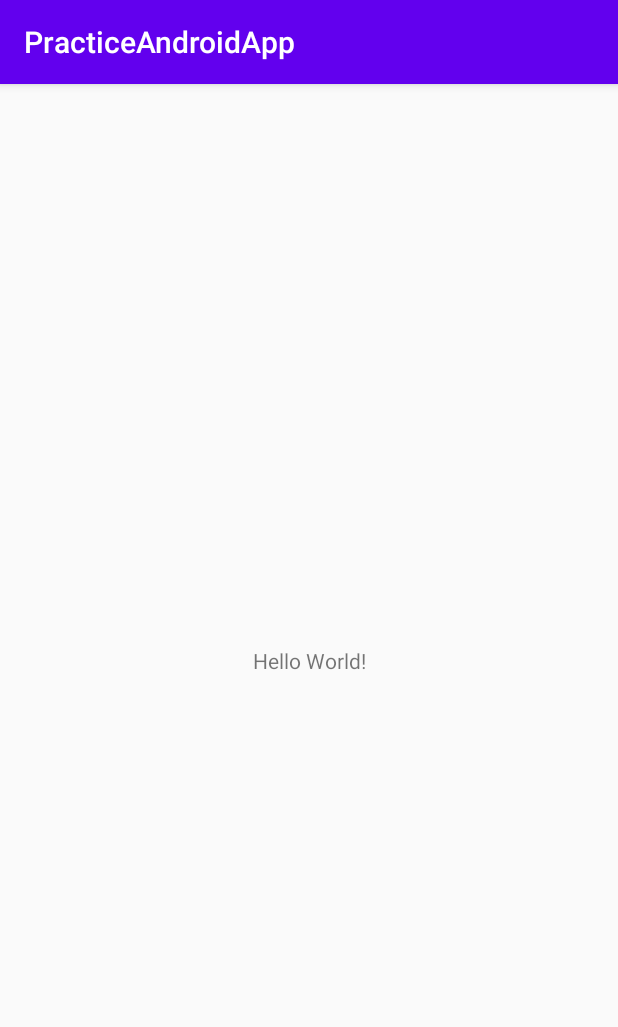
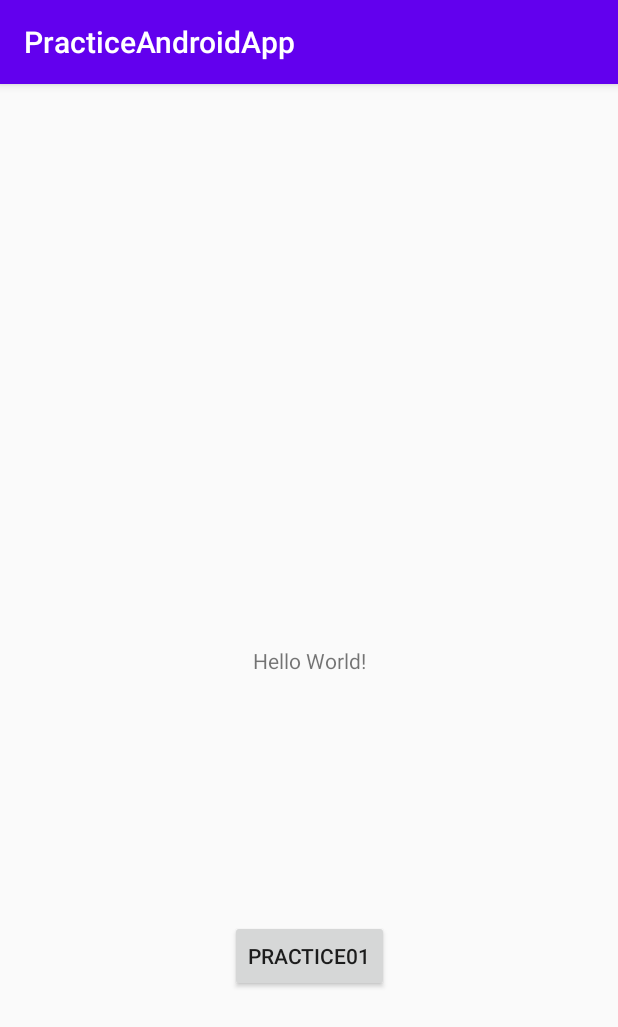
Before and after one commit to KnightOrKnave/AndroidPractice, an Android app: the screen it shows after launch (MainActivity), on a phone screen of 412 x 824 dp. Shown: the top 1027 px of the screen. Run offline under Robolectric (Android 15) with nearby library versions, the phone set to English and light mode, and no system bars.

Commit message:
add pract1 画面遷移しない

```diff
--- a/app/src/main/AndroidManifest.xml
+++ b/app/src/main/AndroidManifest.xml
@@ -9,6 +9,7 @@
         android:roundIcon="@mipmap/ic_launcher_round"
         android:supportsRtl="true"
         android:theme="@style/AppTheme">
+        <activity android:name=".Pract1Activity"></activity>
         <activity android:name=".MainActivity">
             <intent-filter>
                 <action android:name="android.intent.action.MAIN" />
--- a/app/src/main/java/com/example/practiceandroidapp/MainActivity.kt
+++ b/app/src/main/java/com/example/practiceandroidapp/MainActivity.kt
@@ -1,12 +1,23 @@
 package com.example.practiceandroidapp
 
+import android.content.Intent
 import androidx.appcompat.app.AppCompatActivity
 import android.os.Bundle
+import android.view.View
 
 class MainActivity : AppCompatActivity() {
 
     override fun onCreate(savedInstanceState: Bundle?) {
         super.onCreate(savedInstanceState)
         setContentView(R.layout.activity_main)
+
+        //set pract1 button
+        findViewById<View>(R.id.button1).setOnClickListener(View.OnClickListener {
+            fun onClick(view:View){
+                val context=view
+                    .context
+                    .startActivity(Intent(view.context,Pract1Activity::class.java))
+            }
+        })
     }
 }
--- a/app/src/main/res/layout/activity_main.xml
+++ b/app/src/main/res/layout/activity_main.xml
@@ -4,9 +4,11 @@
     xmlns:tools="http://schemas.android.com/tools"
     android:layout_width="match_parent"
     android:layout_height="match_parent"
-    tools:context=".MainActivity">
+    tools:context=".MainActivity"
+    >
 
     <TextView
+        android:id="@+id/textView"
         android:layout_width="wrap_content"
         android:layout_height="wrap_content"
         android:text="Hello World!"
@@ -15,4 +17,14 @@
         app:layout_constraintRight_toRightOf="parent"
         app:layout_constraintTop_toTopOf="parent" />
 
+    <Button
+        android:id="@+id/button1"
+        android:layout_width="wrap_content"
+        android:layout_height="wrap_content"
+        android:text="Practice01"
+        app:layout_constraintBottom_toBottomOf="parent"
+        app:layout_constraintEnd_toEndOf="parent"
+        app:layout_constraintStart_toStartOf="parent"
+        app:layout_constraintTop_toBottomOf="@+id/textView" />
+
 </androidx.constraintlayout.widget.ConstraintLayout>
```
Also changed, not shown: app/src/main/java/com/example/practiceandroidapp/Pract1Activity.kt (added, +12 -0 lines), app/src/main/res/layout/activity_pract1.xml (added, +20 -0 lines).
